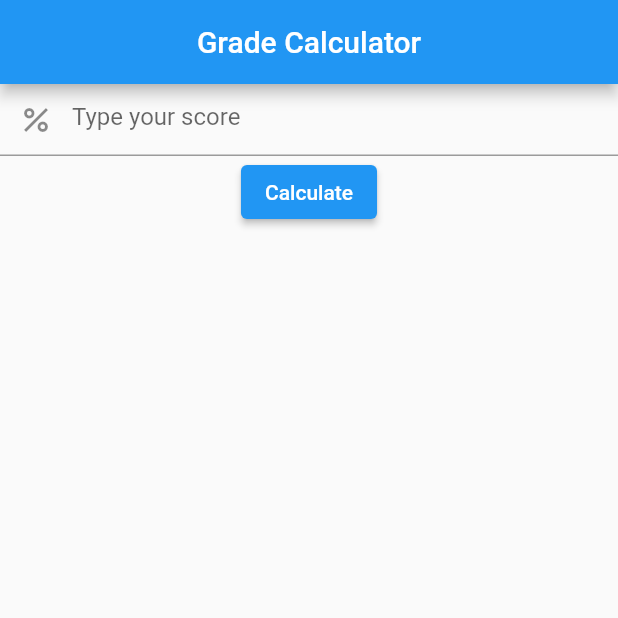
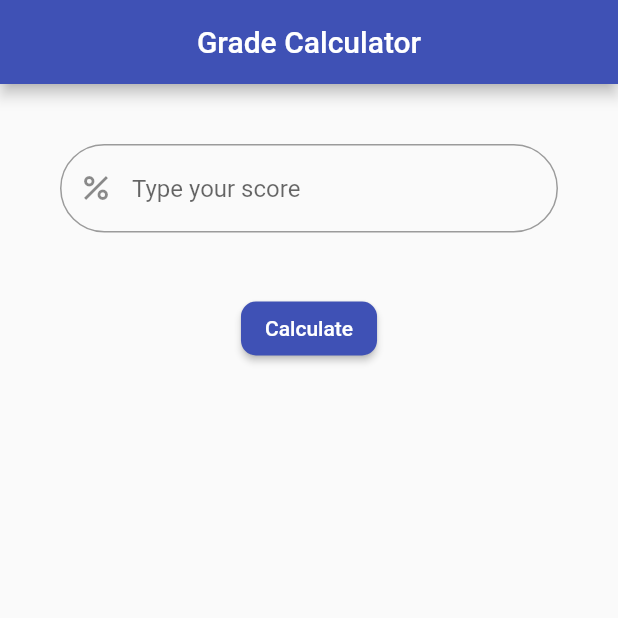
Before and after one commit to amaghrabi7/grade_calculator, a Flutter app: the screen it shows after launch, on a phone screen of 412 x 824 dp, the top half of it. Run offline on Flutter 3.47's test engine with Material 2 defaults, Android fonts, the phone set to English and light mode, and no system bars.

Commit message:
added some style

```diff
--- a/lib/home_screen.dart
+++ b/lib/home_screen.dart
@@ -11,15 +11,30 @@ class HomeScreen extends StatelessWidget {
       body: SafeArea(
         child: Column(
           children: [
-            TextField(
-              controller: controller,
-              decoration: InputDecoration(
-                hintText: 'Type your score',
-                prefixIcon: Icon(Icons.percent),
+            Container(
+              margin: EdgeInsets.all(40),
+              child: TextField(
+                controller: controller,
+                decoration: InputDecoration(
+                  border: OutlineInputBorder(
+                    borderSide: BorderSide(
+                      width: 3,
+                      color: Colors.indigo,
+                    ),
+                    borderRadius: BorderRadius.circular(50),
+                  ),
+                  hintText: 'Type your score',
+                  prefixIcon: Icon(Icons.percent),
+                ),
               ),
             ),
             Center(
               child: ElevatedButton(
+                style: ElevatedButton.styleFrom(
+                  shape: RoundedRectangleBorder(
+                    borderRadius: BorderRadius.circular(10),
+                  ),
+                ),
                 child: Text('Calculate'),
                 onPressed: () {
                   print("Your grade is ${controller.text}%");
--- a/lib/main.dart
+++ b/lib/main.dart
@@ -13,7 +13,7 @@ class MyApp extends StatelessWidget {
     return MaterialApp(
       title: 'Flutter Demo',
       theme: ThemeData(
-        primarySwatch: Colors.blue,
+        primarySwatch: Colors.indigo,
       ),
       home: Scaffold(
         appBar: AppBar(
```
